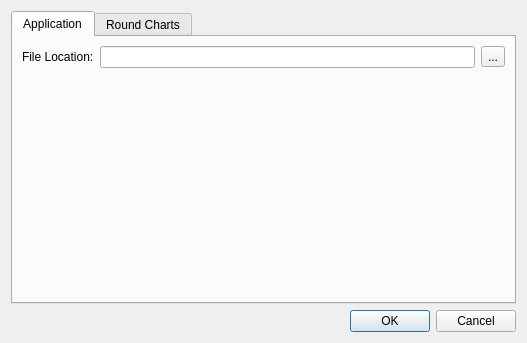
This is src/settings.ui in iPenguin/CrochetCharts as Qt 5 draws it before an edit. The edited form follows.
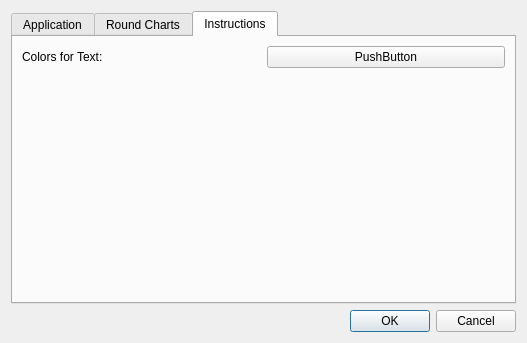
This is the edited form. The open tabs and pages were chosen to show the change.

Commit message: Added a settings page for the written instructions

The edit to the form file:
```diff
--- a/src/settings.ui
+++ b/src/settings.ui
@@ -184,6 +184,44 @@
        </item>
       </layout>
      </widget>
+     <widget class="QWidget" name="tab_3">
+      <attribute name="title">
+       <string>Instructions</string>
+      </attribute>
+      <layout class="QVBoxLayout" name="verticalLayout_4">
+       <item>
+        <layout class="QHBoxLayout" name="horizontalLayout_3">
+         <item>
+          <widget class="QLabel" name="label_3">
+           <property name="text">
+            <string>Colors for Text:</string>
+           </property>
+          </widget>
+         </item>
+         <item>
+          <widget class="QPushButton" name="pushButton">
+           <property name="text">
+            <string>PushButton</string>
+           </property>
+          </widget>
+         </item>
+        </layout>
+       </item>
+       <item>
+        <spacer name="verticalSpacer_3">
+         <property name="orientation">
+          <enum>Qt::Vertical</enum>
+         </property>
+         <property name="sizeHint" stdset="0">
+          <size>
+           <width>20</width>
+           <height>40</height>
+          </size>
+         </property>
+        </spacer>
+       </item>
+      </layout>
+     </widget>
     </widget>
    </item>
    <item>
```
Left out of the diff: 2 changed lines with no effect on the pictures.
